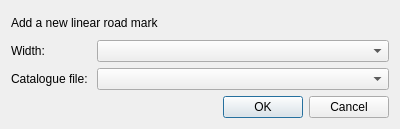
Above: templates/ManualEditingLinearRoadMarks.ui from UCLM-PAFyC/qAicedrone before the change. Below: the same form after it.
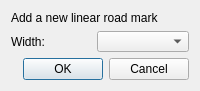
That is the form after the change.

```diff
--- a/templates/ManualEditingLinearRoadMarks.ui
+++ b/templates/ManualEditingLinearRoadMarks.ui
@@ -6,10 +6,22 @@
    <rect>
     <x>0</x>
     <y>0</y>
-    <width>400</width>
-    <height>129</height>
+    <width>200</width>
+    <height>91</height>
    </rect>
   </property>
+  <property name="minimumSize">
+   <size>
+    <width>200</width>
+    <height>90</height>
+   </size>
+  </property>
+  <property name="maximumSize">
+   <size>
+    <width>200</width>
+    <height>91</height>
+   </size>
+  </property>
   <property name="windowTitle">
    <string>Dialog</string>
   </property>
@@ -21,10 +33,16 @@
      </property>
     </widget>
    </item>
-   <item row="1" column="0" colspan="2">
+   <item row="1" column="0">
     <layout class="QGridLayout" name="gridLayout">
      <item row="0" column="0">
       <widget class="QLabel" name="label_2">
+       <property name="minimumSize">
+        <size>
+         <width>75</width>
+         <height>0</height>
+        </size>
+       </property>
        <property name="maximumSize">
         <size>
          <width>80</width>
@@ -37,21 +55,18 @@
       </widget>
      </item>
      <item row="0" column="1">
-      <widget class="QComboBox" name="width"/>
-     </item>
-     <item row="1" column="0">
-      <widget class="QLabel" name="label_3">
-       <property name="text">
-        <string>Catalogue file:</string>
+      <widget class="QComboBox" name="width">
+       <property name="minimumSize">
+        <size>
+         <width>75</width>
+         <height>0</height>
+        </size>
        </property>
       </widget>
      </item>
-     <item row="1" column="1">
-      <widget class="QComboBox" name="marks_file"/>
-     </item>
     </layout>
    </item>
-   <item row="2" column="1">
+   <item row="2" column="0">
     <widget class="QDialogButtonBox" name="buttonBox">
      <property name="orientation">
       <enum>Qt::Horizontal</enum>
```
Left out of the diff: 2 changed lines with no effect on the pictures.
